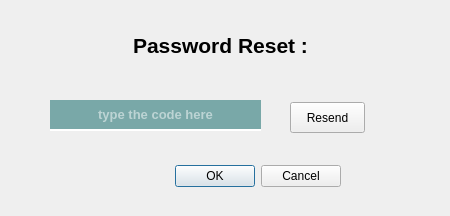
Above: UI/sendcode_D.ui from Rolerdxx/Car-Rental before the change. Below: the same form after it.
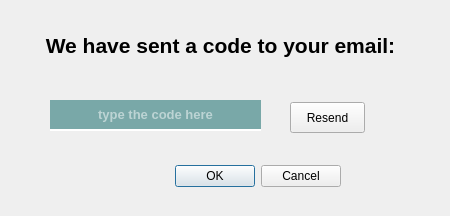
That is the form after the change.

```diff
--- a/UI/sendcode_D.ui
+++ b/UI/sendcode_D.ui
@@ -87,7 +87,7 @@
 </string>
    </property>
    <property name="text">
-    <string>Password Reset :</string>
+    <string>We have sent a code to your email:</string>
    </property>
    <property name="alignment">
     <set>Qt::AlignCenter</set>
```
Left out of the diff: 2 changed lines with no effect on the pictures.
